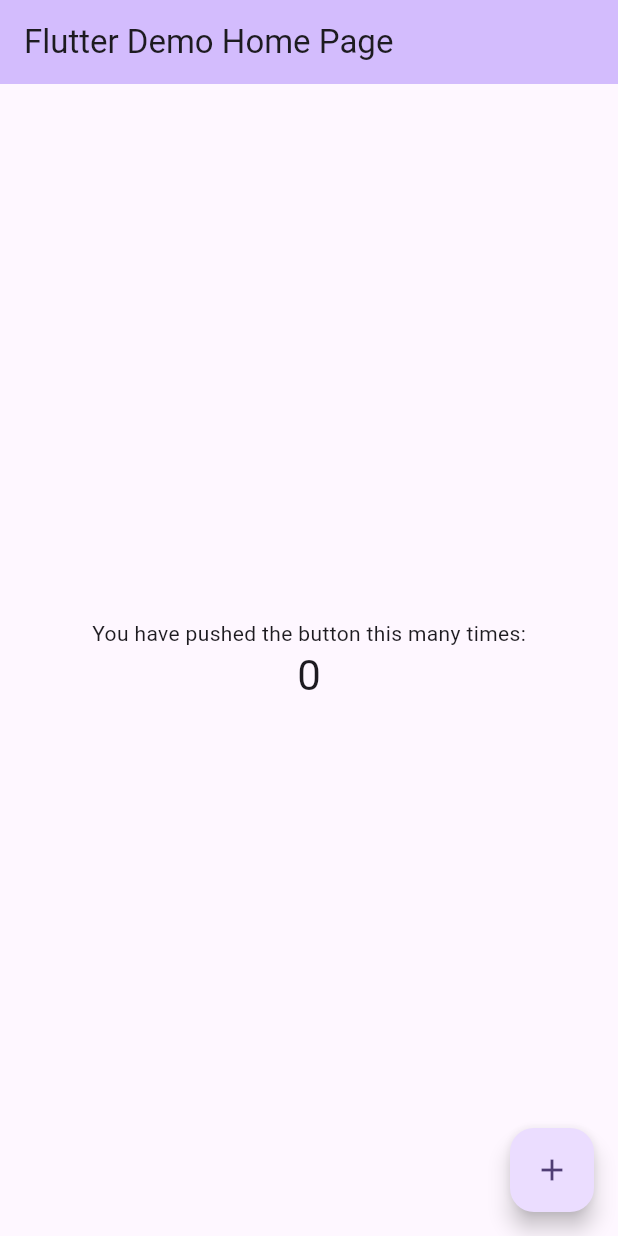
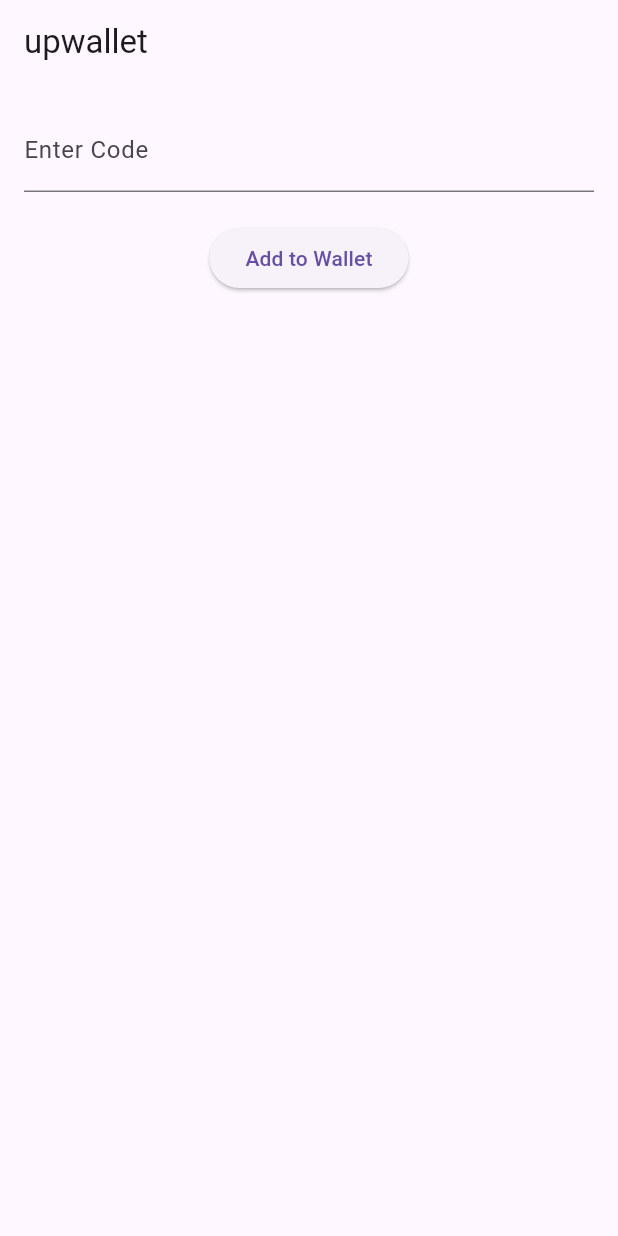
Before and after one commit to K-Roon/upwallet, a Flutter app: the screen it shows after launch, on a phone screen of 412 x 824 dp. Run offline on Flutter 3.47's test engine with Material 3 defaults, Android fonts, the phone set to English and light mode, and no system bars.

Commit message:
수고많았다 내 자신.

```diff
--- a/lib/main.dart
+++ b/lib/main.dart
@@ -1,125 +1,68 @@
 import 'package:flutter/material.dart';
+import 'package:http/http.dart' as http;
 
 void main() {
-  runApp(const MyApp());
+  runApp(MyApp());
 }
 
 class MyApp extends StatelessWidget {
-  const MyApp({super.key});
-
-  // This widget is the root of your application.
   @override
   Widget build(BuildContext context) {
     return MaterialApp(
-      title: 'Flutter Demo',
-      theme: ThemeData(
-        // This is the theme of your application.
-        //
-        // TRY THIS: Try running your application with "flutter run". You'll see
-        // the application has a purple toolbar. Then, without quitting the app,
-        // try changing the seedColor in the colorScheme below to Colors.green
-        // and then invoke "hot reload" (save your changes or press the "hot
-        // reload" button in a Flutter-supported IDE, or press "r" if you used
-        // the command line to start the app).
-        //
-        // Notice that the counter didn't reset back to zero; the application
-        // state is not lost during the reload. To reset the state, use hot
-        // restart instead.
-        //
-        // This works for code too, not just values: Most code changes can be
-        // tested with just a hot reload.
-        colorScheme: ColorScheme.fromSeed(seedColor: Colors.deepPurple),
-        useMaterial3: true,
+      home: Scaffold(
+        appBar: AppBar(
+          title: Text('upwallet'),
+        ),
+        body: PassForm(),
       ),
-      home: const MyHomePage(title: 'Flutter Demo Home Page'),
     );
   }
 }
 
-class MyHomePage extends StatefulWidget {
-  const MyHomePage({super.key, required this.title});
-
-  // This widget is the home page of your application. It is stateful, meaning
-  // that it has a State object (defined below) that contains fields that affect
-  // how it looks.
-
-  // This class is the configuration for the state. It holds the values (in this
-  // case the title) provided by the parent (in this case the App widget) and
-  // used by the build method of the State. Fields in a Widget subclass are
-  // always marked "final".
-
-  final String title;
-
+class PassForm extends StatefulWidget {
   @override
-  State<MyHomePage> createState() => _MyHomePageState();
+  _PassFormState createState() => _PassFormState();
 }
 
-class _MyHomePageState extends State<MyHomePage> {
-  int _counter = 0;
+class _PassFormState extends State<PassForm> {
+  final _controller = TextEditingController();
 
-  void _incrementCounter() {
-    setState(() {
-      // This call to setState tells the Flutter framework that something has
-      // changed in this State, which causes it to rerun the build method below
-      // so that the display can reflect the updated values. If we changed
-      // _counter without calling setState(), then the build method would not be
-      // called again, and so nothing would appear to happen.
-      _counter++;
-    });
+  Future<void> _addPassToWallet(String code) async {
+    // 서버에서 Pass 파일을 생성하고 URL을 반환하는 API 호출
+    final response = await http.post(
+      Uri.parse('https://upwallet-764a8.firebaseapp.com/create-pass'),
+      body: {'code': code},
+    );
+
+    if (response.statusCode == 200) {
+      final passUrl = response.body;
+      // Apple Wallet에 Pass 추가하는 로직
+      // ...
+    } else {
+      // 오류 처리
+      print('Failed to create pass');
+    }
   }
 
   @override
   Widget build(BuildContext context) {
-    // This method is rerun every time setState is called, for instance as done
-    // by the _incrementCounter method above.
-    //
-    // The Flutter framework has been optimized to make rerunning build methods
-    // fast, so that you can just rebuild anything that needs updating rather
-    // than having to individually change instances of widgets.
-    return Scaffold(
-      appBar: AppBar(
-        // TRY THIS: Try changing the color here to a specific color (to
-        // Colors.amber, perhaps?) and trigger a hot reload to see the AppBar
-        // change color while the other colors stay the same.
-        backgroundColor: Theme.of(context).colorScheme.inversePrimary,
-        // Here we take the value from the MyHomePage object that was created by
-        // the App.build method, and use it to set our appbar title.
-        title: Text(widget.title),
+    return Padding(
+      padding: const EdgeInsets.all(16.0),
+      child: Column(
+        children: [
+          TextField(
+            controller: _controller,
+            decoration: InputDecoration(labelText: 'Enter Code'),
+          ),
+          SizedBox(height: 20),
+          ElevatedButton(
+            onPressed: () {
+              _addPassToWallet(_controller.text);
+            },
+            child: Text('Add to Wallet'),
+          ),
+        ],
       ),
-      body: Center(
-        // Center is a layout widget. It takes a single child and positions it
-        // in the middle of the parent.
-        child: Column(
-          // Column is also a layout widget. It takes a list of children and
-          // arranges them vertically. By default, it sizes itself to fit its
-          // children horizontally, and tries to be as tall as its parent.
-          //
-          // Column has various properties to control how it sizes itself and
-          // how it positions its children. Here we use mainAxisAlignment to
-          // center the children vertically; the main axis here is the vertical
-          // axis because Columns are vertical (the cross axis would be
-          // horizontal).
-          //
-          // TRY THIS: Invoke "debug painting" (choose the "Toggle Debug Paint"
-          // action in the IDE, or press "p" in the console), to see the
-          // wireframe for each widget.
-          mainAxisAlignment: MainAxisAlignment.center,
-          children: <Widget>[
-            const Text(
-              'You have pushed the button this many times:',
-            ),
-            Text(
-              '$_counter',
-              style: Theme.of(context).textTheme.headlineMedium,
-            ),
-          ],
-        ),
-      ),
-      floatingActionButton: FloatingActionButton(
-        onPressed: _incrementCounter,
-        tooltip: 'Increment',
-        child: const Icon(Icons.add),
-      ), // This trailing comma makes auto-formatting nicer for build methods.
     );
   }
 }
--- a/pubspec.yaml
+++ b/pubspec.yaml
@@ -35,6 +35,8 @@ dependencies:
   # The following adds the Cupertino Icons font to your application.
   # Use with the CupertinoIcons class for iOS style icons.
   cupertino_icons: ^1.0.6
+  pass_flutter: ^2.0.2
+
 
 dev_dependencies:
   flutter_test:
```
Also changed, not shown: 4 other files.
